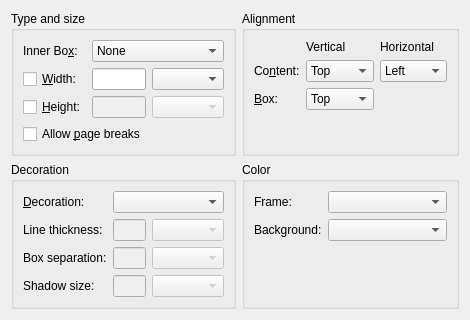
Old version of the form src/frontends/qt4/ui/BoxUi.ui in the repository cburschka/lyx.
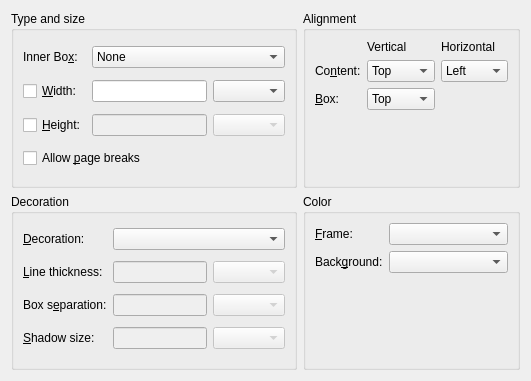
New version of the form. Custom widgets are drawn as their Qt base class.

Commit message: Fix Box UI (buddies and accelerators)

Diff of the .ui file:
```diff
--- a/src/frontends/qt4/ui/BoxUi.ui
+++ b/src/frontends/qt4/ui/BoxUi.ui
@@ -6,8 +6,8 @@
    <rect>
     <x>0</x>
     <y>0</y>
-    <width>446</width>
-    <height>283</height>
+    <width>531</width>
+    <height>381</height>
    </rect>
   </property>
   <property name="windowTitle">
@@ -322,7 +322,10 @@
       <item row="1" column="0">
        <widget class="QLabel" name="thicknessLA">
         <property name="text">
-         <string>Line thickness:</string>
+         <string>&amp;Line thickness:</string>
+        </property>
+        <property name="buddy">
+         <cstring>thicknessED</cstring>
         </property>
        </widget>
       </item>
@@ -339,7 +342,10 @@
       <item row="2" column="0">
        <widget class="QLabel" name="separationLA">
         <property name="text">
-         <string>Box separation:</string>
+         <string>Box s&amp;eparation:</string>
+        </property>
+        <property name="buddy">
+         <cstring>separationED</cstring>
         </property>
        </widget>
       </item>
@@ -359,7 +365,10 @@
       <item row="3" column="0">
        <widget class="QLabel" name="shadowsizeLA">
         <property name="text">
-         <string>Shadow size:</string>
+         <string>&amp;Shadow size:</string>
+        </property>
+        <property name="buddy">
+         <cstring>shadowsizeED</cstring>
         </property>
        </widget>
       </item>
@@ -422,14 +431,20 @@
       <item row="1" column="0">
        <widget class="QLabel" name="backgroundColorLA">
         <property name="text">
-         <string>Background:</string>
+         <string>Back&amp;ground:</string>
+        </property>
+        <property name="buddy">
+         <cstring>backgroundColorCO</cstring>
         </property>
        </widget>
       </item>
       <item row="0" column="0">
        <widget class="QLabel" name="frameColorLA">
         <property name="text">
-         <string>Frame:</string>
+         <string>&amp;Frame:</string>
+        </property>
+        <property name="buddy">
+         <cstring>frameColorCO</cstring>
         </property>
        </widget>
       </item>
```
